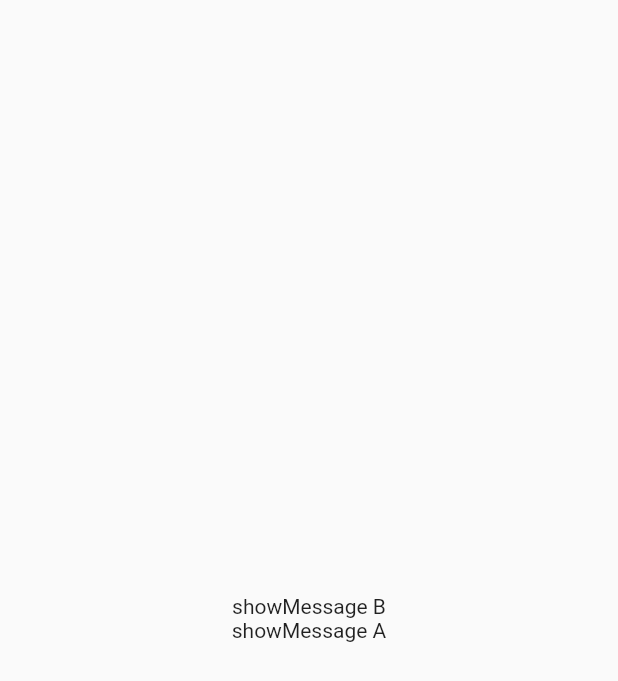
After one commit to azhansy/flutter_knowledge, a Flutter app: the MixinPage screen opened directly, on a phone screen of 412 x 824 dp. The commit adds this screen. Shown: the top 681 px of the screen. Run offline on Flutter 3.47's test engine with Material 2 defaults, Android fonts, the phone set to English and light mode, and no system bars; our stand-ins replace logger.

Commit message:
feat: 添加mixin；

```diff
--- a/lib/main.dart
+++ b/lib/main.dart
@@ -3,6 +3,7 @@ import 'package:flutter/material.dart';
 
 import 'model/knowledge_demo.dart';
 import 'page/cycle_page.dart';
+import 'page/mixin_page.dart';
 
 void main() {
   runApp(const MyApp());
@@ -32,7 +33,10 @@ class MyHomePage extends StatefulWidget {
 }
 
 class _MyHomePageState extends State<MyHomePage> {
-  List<KnowledgeDemo> lists = [KnowledgeDemo('生命周期', const CyclePage())];
+  List<KnowledgeDemo> lists = [
+    KnowledgeDemo('生命周期', const CyclePage()),
+    KnowledgeDemo('mixin extends implements', const MixinPage()),
+  ];
 
   @override
   Widget build(BuildContext context) {
--- /dev/null
+++ b/lib/model/mixin_a.dart
@@ -0,0 +1,15 @@
+class A {
+  String showMessage() => 'showMessage A';
+}
+
+class B {
+  String showMessage() => 'showMessage B';
+}
+
+class P {
+  String showMessage() => 'P';
+}
+
+class AB extends P with A, B {}
+
+class BA extends P with B, A {}
--- /dev/null
+++ b/lib/page/mixin_page.dart
@@ -0,0 +1,30 @@
+import 'package:flutter/material.dart';
+
+import '../model/mixin_a.dart';
+
+class MixinPage extends StatefulWidget {
+  const MixinPage({Key? key}) : super(key: key);
+
+  @override
+  State<MixinPage> createState() => _MixinPageState();
+}
+
+class _MixinPageState extends State<MixinPage> {
+  final AB _ab = AB();
+  final BA _ba = BA();
+
+  @override
+  Widget build(BuildContext context) {
+    return Scaffold(
+      body: Center(
+        child: Column(
+          mainAxisAlignment: MainAxisAlignment.center,
+          children: [
+            Text(_ab.showMessage()),
+            Text(_ba.showMessage()),
+          ],
+        ),
+      ),
+    );
+  }
+}
```
